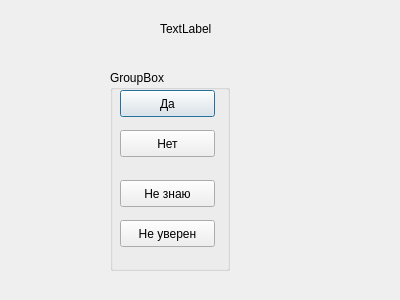
Qt form question.ui (mekkanizer/guess) before a commit.
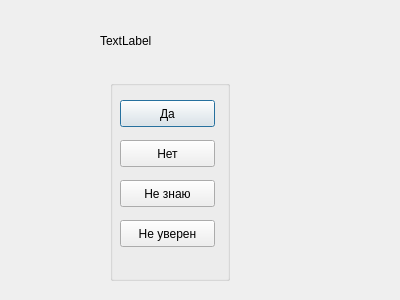
The same form after that commit.

Diff of the .ui file:
```diff
--- a/question.ui
+++ b/question.ui
@@ -11,15 +11,15 @@
    </rect>
   </property>
   <property name="windowTitle">
-   <string>Dialog</string>
+   <string>Сеанс</string>
   </property>
   <widget class="QLabel" name="label">
    <property name="geometry">
     <rect>
-     <x>160</x>
-     <y>20</y>
-     <width>67</width>
-     <height>17</height>
+     <x>100</x>
+     <y>10</y>
+     <width>171</width>
+     <height>61</height>
     </rect>
    </property>
    <property name="text">
@@ -30,13 +30,13 @@
    <property name="geometry">
     <rect>
      <x>110</x>
-     <y>70</y>
+     <y>80</y>
      <width>120</width>
      <height>201</height>
     </rect>
    </property>
    <property name="title">
-    <string>GroupBox</string>
+    <string/>
    </property>
    <widget class="QPushButton" name="pushButton">
     <property name="geometry">
@@ -68,7 +68,7 @@
     <property name="geometry">
      <rect>
       <x>10</x>
-      <y>110</y>
+      <y>100</y>
       <width>95</width>
       <height>27</height>
      </rect>
@@ -81,7 +81,7 @@
     <property name="geometry">
      <rect>
       <x>10</x>
-      <y>150</y>
+      <y>140</y>
       <width>95</width>
       <height>27</height>
      </rect>
```
